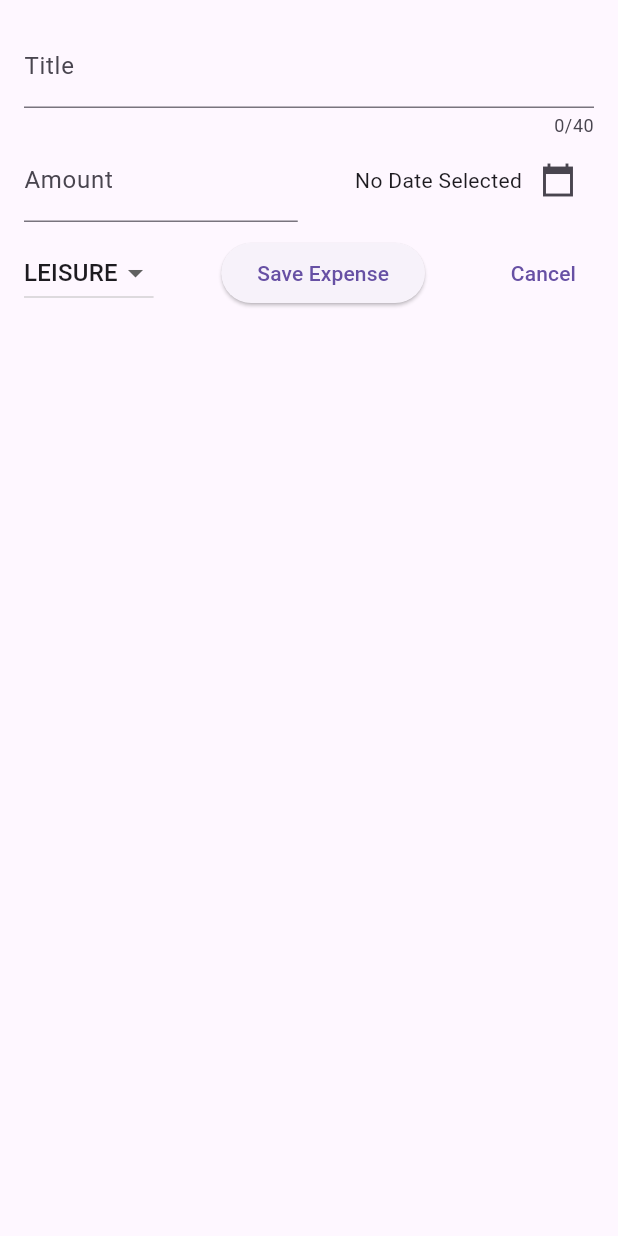
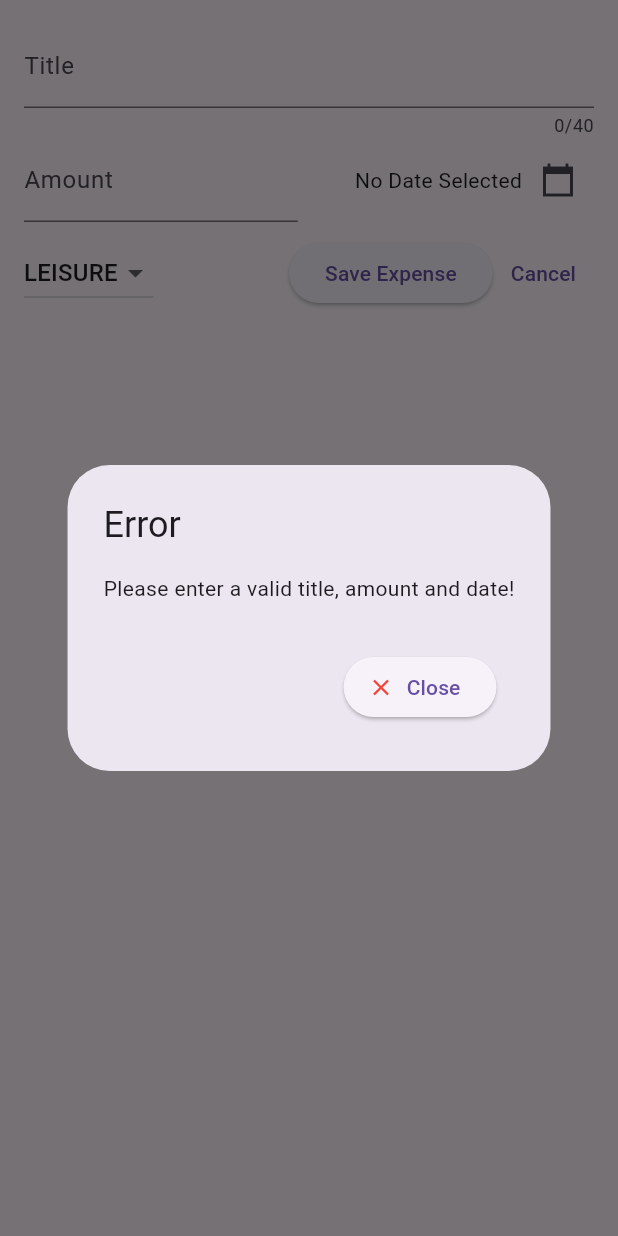
Before and after one commit to ishwar46/everydayFlutter, a Flutter app: the NewExpense widget shown alone on an empty page, opened directly, after a tap on "Save Expense", on a phone screen of 412 x 824 dp. Run offline on Flutter 3.47's test engine with Material 3 defaults, Android fonts, the phone set to English and light mode, and no system bars; our stand-ins replace google_fonts.

Commit message:
Validating User Input & Showing an Error Dialog

```diff
--- a/expense_tracker/lib/main.dart
+++ b/expense_tracker/lib/main.dart
@@ -3,6 +3,9 @@ import 'package:expense_tracker/widgets/expenses.dart';
 
 void main() {
   runApp(
-    const MaterialApp(home: Expenses()),
+    const MaterialApp(
+      debugShowCheckedModeBanner: false,
+      home: Expenses(),
+    ),
   );
 }
--- a/expense_tracker/lib/widgets/new_expense.dart
+++ b/expense_tracker/lib/widgets/new_expense.dart
@@ -32,6 +32,41 @@ class _NewExpenseState extends State<NewExpense> {
     setState(() {
       _selectedDate = pickedDate;
     });
+  }
+
+  void _submitExpenseData() {
+    final enteredAmount = double.tryParse(_amountController.text);
+    final amountIsInvalid = enteredAmount == null || enteredAmount <= 0;
+    if (_titleController.text.trim().isEmpty ||
+        amountIsInvalid ||
+        _selectedDate == null) {
+      //show error message
+      showDialog(
+        context: context,
+        builder: (ctx) => AlertDialog(
+          title: const Text('Error'),
+          content: const Text('Please enter a valid title, amount and date!'),
+          actions: [
+            TextButton(
+              onPressed: () {
+                Navigator.of(ctx).pop();
+              },
+              child: ElevatedButton.icon(
+                onPressed: () {
+                  Navigator.pop(ctx);
+                },
+                icon: const Icon(
+                  Icons.close,
+                  color: Colors.red,
+                ),
+                label: const Text("Close"),
+              ),
+            )
+          ],
+        ),
+      );
+      return;
+    }
   }
 
   @override
@@ -109,10 +144,10 @@ class _NewExpenseState extends State<NewExpense> {
                       _selectedCategory = value;
                     });
                   }),
+              const Spacer(),
               ElevatedButton(
                 onPressed: () {
-                  // print(_titleController.text);
-                  // print(_amountController.text);
+                  _submitExpenseData();
                 },
                 child: const Text("Save Expense"),
               ),
```
